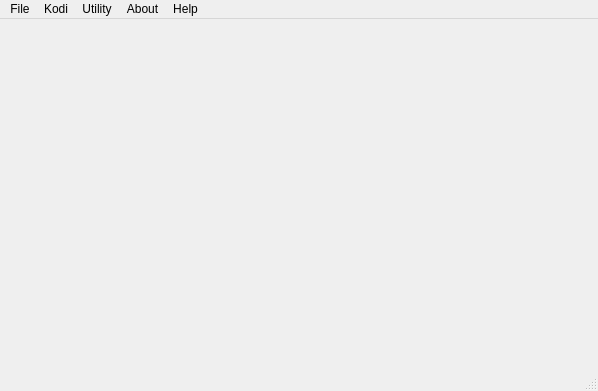
The window that mainwindow.ui (Eliminater74/adblink) describes before a commit, drawn with Qt 5.
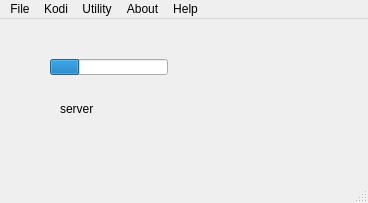
The same window after the commit.

```diff
--- a/mainwindow.ui
+++ b/mainwindow.ui
@@ -6,8 +6,8 @@
    <rect>
     <x>0</x>
     <y>0</y>
-    <width>598</width>
-    <height>391</height>
+    <width>368</width>
+    <height>203</height>
    </rect>
   </property>
   <property name="sizePolicy">
@@ -26,8 +26,8 @@
    <widget class="QLabel" name="server_running">
     <property name="geometry">
      <rect>
-      <x>790</x>
-      <y>120</y>
+      <x>60</x>
+      <y>80</y>
       <width>51</width>
       <height>20</height>
      </rect>
@@ -42,8 +42,8 @@
     </property>
     <property name="geometry">
      <rect>
-      <x>770</x>
-      <y>70</y>
+      <x>50</x>
+      <y>40</y>
       <width>118</width>
       <height>16</height>
      </rect>
@@ -72,7 +72,7 @@
     <rect>
      <x>0</x>
      <y>0</y>
-     <width>598</width>
+     <width>368</width>
      <height>24</height>
     </rect>
    </property>
```
